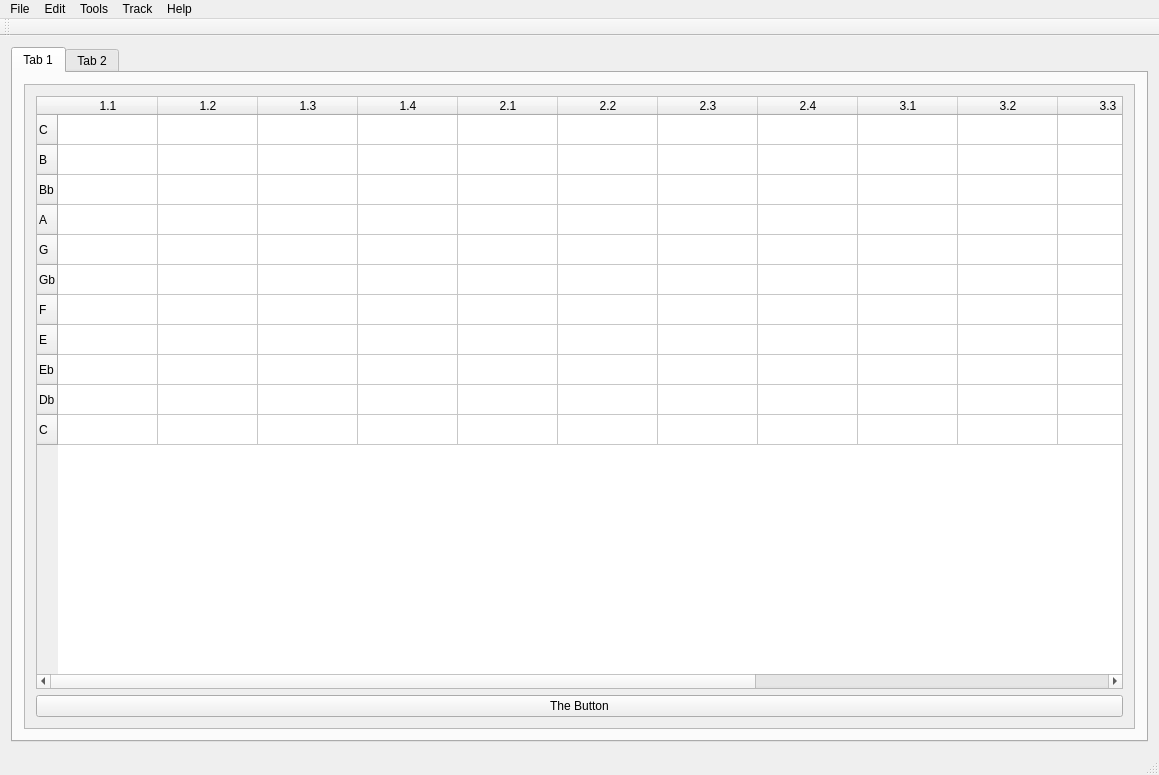
Qt form OpenSymphony/mainwindow.ui (jsbishop/OpenSymphony) before a commit.
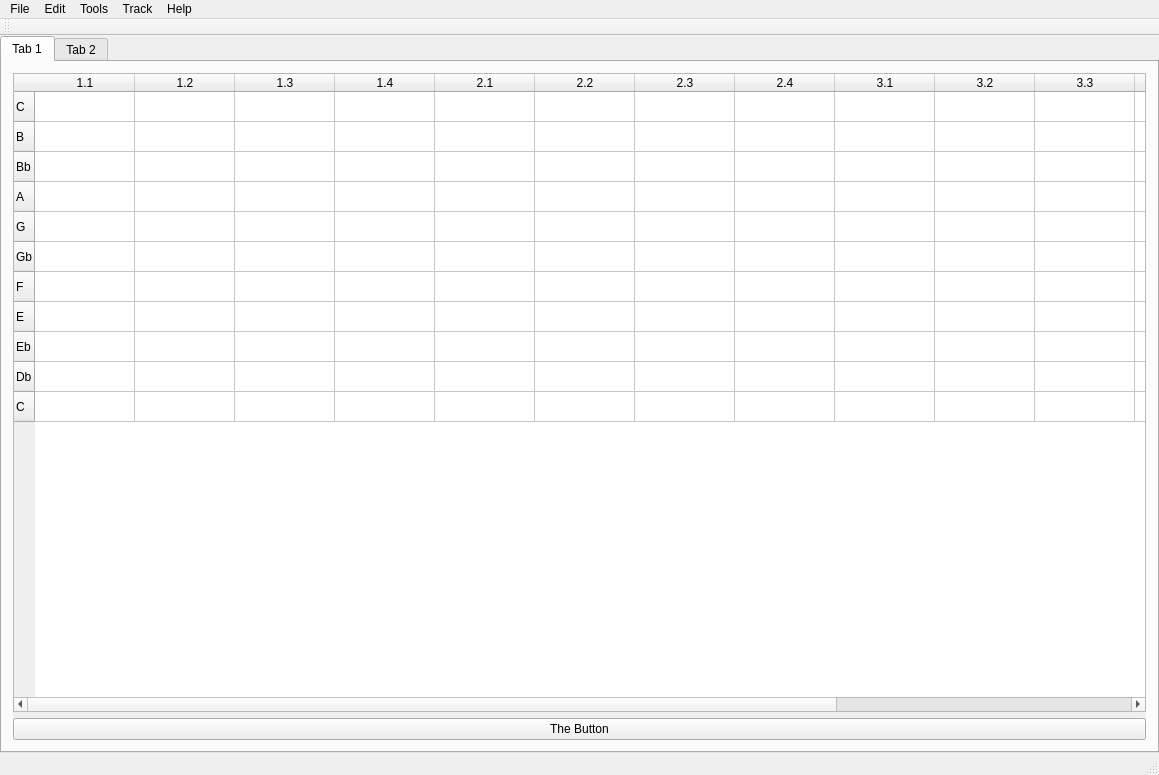
The same form after that commit.

Diff of the .ui file:
```diff
--- a/OpenSymphony/mainwindow.ui
+++ b/OpenSymphony/mainwindow.ui
@@ -15,6 +15,18 @@
   </property>
   <widget class="QWidget" name="centralWidget">
    <layout class="QVBoxLayout" name="verticalLayout">
+    <property name="leftMargin">
+     <number>0</number>
+    </property>
+    <property name="topMargin">
+     <number>0</number>
+    </property>
+    <property name="rightMargin">
+     <number>0</number>
+    </property>
+    <property name="bottomMargin">
+     <number>0</number>
+    </property>
     <item>
      <widget class="QTabWidget" name="scoreTabs">
       <property name="currentIndex">
@@ -27,6 +39,9 @@
        <layout class="QVBoxLayout" name="verticalLayout_2">
         <item>
          <widget class="QScrollArea" name="scrollArea">
+          <property name="frameShape">
+           <enum>QFrame::NoFrame</enum>
+          </property>
           <property name="widgetResizable">
            <bool>true</bool>
           </property>
@@ -35,11 +50,23 @@
             <rect>
              <x>0</x>
              <y>0</y>
-             <width>1109</width>
-             <height>627</height>
+             <width>1133</width>
+             <height>651</height>
             </rect>
            </property>
            <layout class="QVBoxLayout" name="verticalLayout_3">
+            <property name="leftMargin">
+             <number>0</number>
+            </property>
+            <property name="topMargin">
+             <number>0</number>
+            </property>
+            <property name="rightMargin">
+             <number>0</number>
+            </property>
+            <property name="bottomMargin">
+             <number>0</number>
+            </property>
             <item>
              <widget class="QTableWidget" name="Score_table">
               <row>
```
